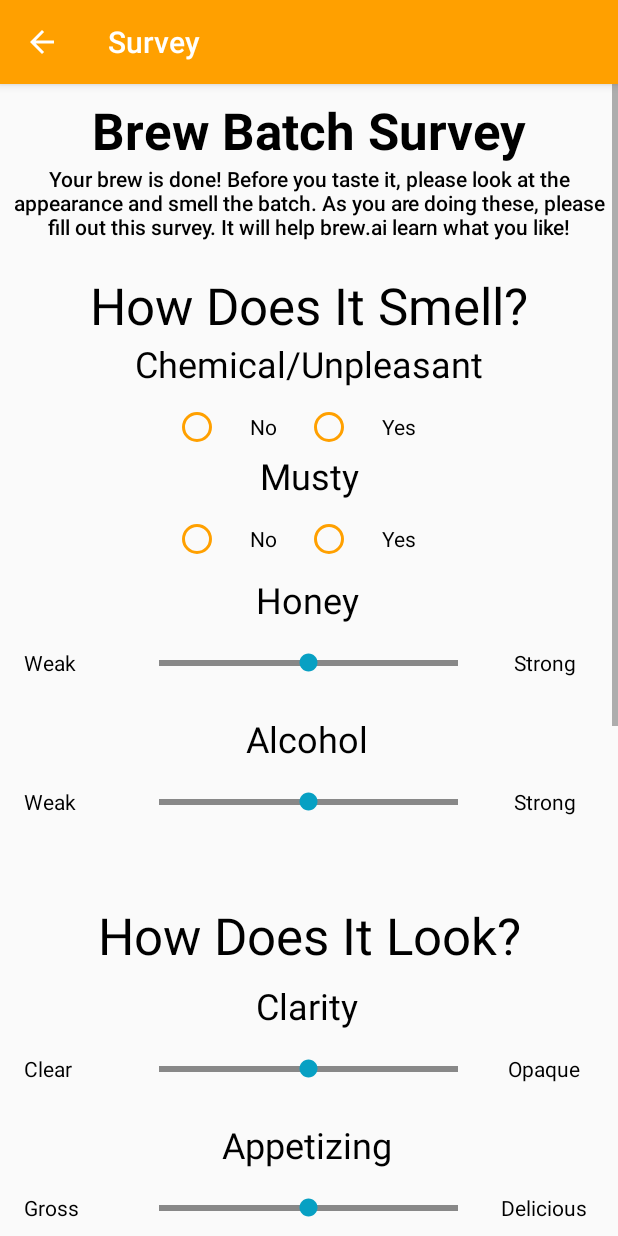
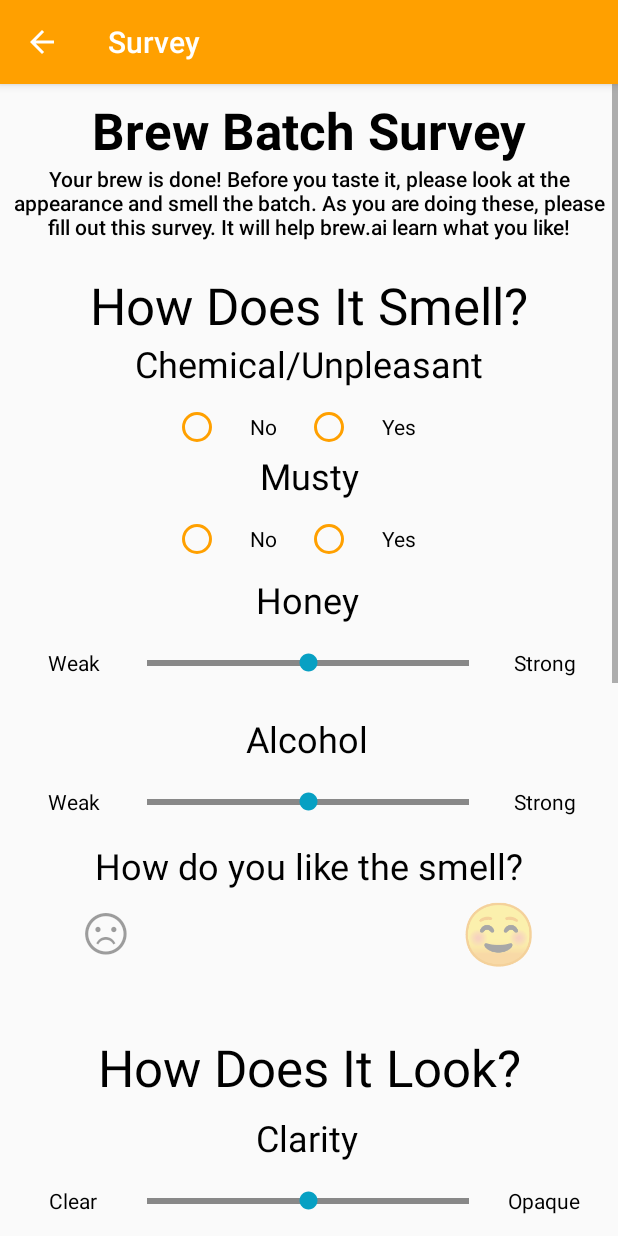
Before and after one commit to bitschift/OpenBrew, an Android app: the Survey screen opened directly, with no data from a screen before it, on a phone screen of 412 x 824 dp. Run offline under Robolectric (Android 15) with nearby library versions, the phone set to English and light mode, and no system bars.

Commit message:
Small touches to the survey. Added section ratings.

```diff
--- a/src/interface/AI/app/src/main/java/brew/ai/Main.java
+++ b/src/interface/AI/app/src/main/java/brew/ai/Main.java
@@ -111,6 +111,7 @@ public class Main extends Activity
             }
         }
     }
+
 
     void openButt(View v){
         try
--- a/src/interface/AI/app/src/main/java/brew/ai/Survey.java
+++ b/src/interface/AI/app/src/main/java/brew/ai/Survey.java
@@ -22,6 +22,7 @@ public class Survey extends AppCompatActivity {
     int survey_values[]={0,0,0};
     LinearLayout main;
     int value;
+    Dialog dialog;
 
 
 
@@ -60,7 +61,7 @@ public class Survey extends AppCompatActivity {
     }
 
     void warning(View v){
-        final Dialog dialog = new Dialog(this); // Context, this, etc.
+        dialog = new Dialog(this); // Context, this, etc.
         dialog.setContentView(R.layout.dialogue_warning);
         dialog.setTitle(R.string.app_name);
         dialog.show();
@@ -75,6 +76,9 @@ public class Survey extends AppCompatActivity {
                 survey_values[2] = -10;
                 break;
         }
+    }
+    void closeDialogue(View v){
+        dialog.cancel();
     }
     void safe(View v){
         switch(v.getId()){
--- /dev/null
+++ b/src/interface/AI/app/src/main/res/color/radioselector.xml
@@ -0,0 +1,6 @@
+<?xml version="1.0" encoding="utf-8"?>
+<selector xmlns:android="http://schemas.android.com/apk/res/android">
+    <item android:state_pressed="true" android:color="#FF000000" />
+    <item android:state_checked="true" android:color="#FF000000"/>
+    <item android:color="#60000000"/>
+</selector>
--- a/src/interface/AI/app/src/main/res/layout/content_survey.xml
+++ b/src/interface/AI/app/src/main/res/layout/content_survey.xml
@@ -197,18 +197,15 @@
                     android:layout_marginStart="8dp"
                     android:layout_marginTop="8dp"
                     android:gravity="center_vertical"
-                    android:textColor="@color/text_color"
-                    android:text="Weak" />
+                    android:text="Weak"
+                    android:textAlignment="center"
+                    android:textColor="@color/text_color" />
 
                 <brew.ai.CenterSeekBar
                     android:id="@+id/honeysmellbar"
                     android:layout_width="200dp"
                     android:layout_height="match_parent"
                     android:layout_gravity="center"
-                    android:layout_marginEnd="8dp"
-                    android:layout_marginLeft="8dp"
-                    android:layout_marginRight="8dp"
-                    android:layout_marginStart="8dp"
                     android:layout_weight="7"
                     android:max="100"
                     android:progress="50"
@@ -282,6 +279,7 @@
                     android:layout_marginTop="8dp"
                     android:gravity="center_vertical"
                     android:text="Weak"
+                    android:textAlignment="center"
                     android:textColor="@color/text_color" />
 
                 <brew.ai.CenterSeekBar
@@ -289,10 +287,6 @@
                     android:layout_width="200dp"
                     android:layout_height="match_parent"
                     android:layout_gravity="center"
-                    android:layout_marginEnd="8dp"
-                    android:layout_marginLeft="8dp"
-                    android:layout_marginRight="8dp"
-                    android:layout_marginStart="8dp"
                     android:layout_weight="7"
                     android:max="100"
                     android:progress="50"
@@ -314,6 +308,61 @@
                     android:textColor="@color/text_color" />
             </TableRow>
 
+        </LinearLayout>
+
+        <LinearLayout
+            android:id="@+id/sat_smell"
+            android:layout_width="match_parent"
+            android:layout_height="match_parent"
+            android:orientation="vertical">
+
+            <TextView
+                android:layout_width="match_parent"
+                android:layout_height="wrap_content"
+                android:text="How do you like the smell?"
+                android:textAlignment="center"
+                android:textColor="@color/text_color"
+                android:textSize="24sp"
+                android:typeface="normal" />
+
+            <RadioGroup
+                android:layout_width="match_parent"
+                android:layout_height="match_parent"
+                android:orientation="horizontal">
+
+                <RadioButton
+                    android:id="@+id/radioButton"
+                    android:layout_width="wrap_content"
+                    android:layout_height="wrap_content"
+                    android:layout_weight="1"
+                    android:button="@null"
+                    android:text="@string/unhappy"
+                    android:textAlignment="center"
+                    android:textColor="@color/radioselector"
+                    android:textSize="40sp" />
+
+                <RadioButton
+                    android:id="@+id/radioButton2"
+                    android:layout_width="wrap_content"
+                    android:layout_height="wrap_content"
+                    android:layout_weight="1"
+                    android:button="@null"
+                    android:text="@string/meh"
+                    android:textAlignment="center"
+                    android:textColor="@color/radioselector"
+                    android:textSize="40sp" />
+
+                <RadioButton
+                    android:id="@+id/radioButton3"
+                    android:layout_width="wrap_content"
+                    android:layout_height="wrap_content"
+                    android:layout_weight="1"
+                    android:button="@null"
+                    android:text="@string/happy"
+                    android:textAlignment="center"
+                    android:textColor="@color/radioselector"
+                    android:textSize="40sp" />
+            </RadioGroup>
         </LinearLayout>
 
     </LinearLayout>
@@ -383,17 +432,14 @@
                     android:layout_marginTop="8dp"
                     android:gravity="center_vertical"
                     android:text="Clear"
-                    android:textColor="@color/text_color"/>
+                    android:textColor="@color/text_color"
+                    android:textAlignment="center"/>
 
                 <brew.ai.CenterSeekBar
                     android:id="@+id/claritybar"
                     android:layout_width="200dp"
                     android:layout_height="match_parent"
                     android:layout_gravity="center"
-                    android:layout_marginEnd="8dp"
-                    android:layout_marginLeft="8dp"
-                    android:layout_marginRight="8dp"
-                    android:layout_marginStart="8dp"
                     android:layout_weight="7"
                     android:max="100"
                     android:progress="50"
@@ -467,17 +513,14 @@
                     android:layout_marginTop="8dp"
                     android:gravity="center_vertical"
                     android:text="Gross"
-                    android:textColor="@color/text_color" />
+                    android:textColor="@color/text_color"
+                    android:textAlignment="center" />
 
                 <brew.ai.CenterSeekBar
                     android:id="@+id/appetizingbar"
                     android:layout_width="200dp"
                     android:layout_height="match_parent"
                     android:layout_gravity="center"
-                    android:layout_marginEnd="8dp"
-                    android:layout_marginLeft="8dp"
-                    android:layout_marginRight="8dp"
-                    android:layout_marginStart="8dp"
                     android:layout_weight="7"
                     android:max="100"
                     android:progress="50"
@@ -617,17 +660,14 @@
                     android:layout_marginTop="8dp"
                     android:gravity="center_vertical"
                     android:text="Dry"
-                    android:textColor="@color/text_color"/>
+                    android:textColor="@color/text_color"
+                    android:textAlignment="center"/>
 
                 <brew.ai.CenterSeekBar
                     android:id="@+id/sweetnessbar"
                     android:layout_width="200dp"
                     android:layout_height="match_parent"
                     android:layout_gravity="center"
-                    android:layout_marginEnd="8dp"
-                    android:layout_marginLeft="8dp"
-                    android:layout_marginRight="8dp"
-                    android:layout_marginStart="8dp"
                     android:layout_weight="7"
                     android:max="100"
                     android:progress="50"
@@ -701,17 +741,14 @@
                     android:layout_marginTop="8dp"
                     android:gravity="center_vertical"
                     android:text="Weak"
-                    android:textColor="@color/text_color" />
+                    android:textColor="@color/text_color"
+                    android:textAlignment="center" />
 
                 <brew.ai.CenterSeekBar
                     android:id="@+id/alcoholtastebar"
                     android:layout_width="200dp"
                     android:layout_height="match_parent"
                     android:layout_gravity="center"
-                    android:layout_marginEnd="8dp"
-                    android:layout_marginLeft="8dp"
-                    android:layout_marginRight="8dp"
-                    android:layout_marginStart="8dp"
                     android:layout_weight="7"
                     android:max="100"
                     android:progress="50"
--- a/src/interface/AI/app/src/main/res/layout/dialogue_warning.xml
+++ b/src/interface/AI/app/src/main/res/layout/dialogue_warning.xml
@@ -11,19 +11,18 @@ android:layout_height="wrap_content">
         android:padding="10dp"
         android:text="@string/warning_dialogue"
         android:textSize="20sp" />
-
     <LinearLayout
         android:layout_width="match_parent"
         android:layout_height="40dp"
         android:layout_below="@id/dialog_info">
 
-    <Button
+        <!--<Button
             android:id="@+id/dialog_cancel"
             android:layout_width="0dp"
             android:layout_height="match_parent"
             android:layout_weight="0.50"
             android:background="@color/colorPrimaryDark"
-        android:text="Cancel"/>
+            android:text="Cancel"/>-->
 
         <Button
             android:id="@+id/dialog_ok"
@@ -31,6 +30,8 @@ android:layout_height="wrap_content">
             android:layout_height="match_parent"
             android:layout_weight="0.50"
             android:background="@color/colorPrimary"
-        android:text="Agree"/>
+            android:text="Okay"
+            android:clickable="true"
+            android:onClick="closeDialogue"/>
     </LinearLayout>
 </RelativeLayout>
--- a/src/interface/AI/app/src/main/res/values/strings.xml
+++ b/src/interface/AI/app/src/main/res/values/strings.xml
@@ -1,7 +1,7 @@
 <resources>
     <string name="app_name">Brew.AI</string>
     <string name="grav">Specific Gravity</string>
-    <string name="temp">Tempurature</string>
+    <string name="temp">Temperature</string>
     <string name="co2">Carbon Dioxide</string>
     <string name="title_activity_data">DataActivity</string>
     <string name="action_settings">Settings</string>
@@ -13,4 +13,7 @@
         <u>DO NOT DRINK IT!</u> The batch has gone bad and needs to be disposed of.
         Please clean the container thoroughly after disposing of the batch.
     </string>
+    <string name="happy">\u263A</string>
+    <string name="meh">\uD83D\uDE10</string> <!-- \u1F610 -->
+    <string name="unhappy">\u2639</string>
 </resources>
```
Lines whose indentation alone changed are shown as unchanged.
